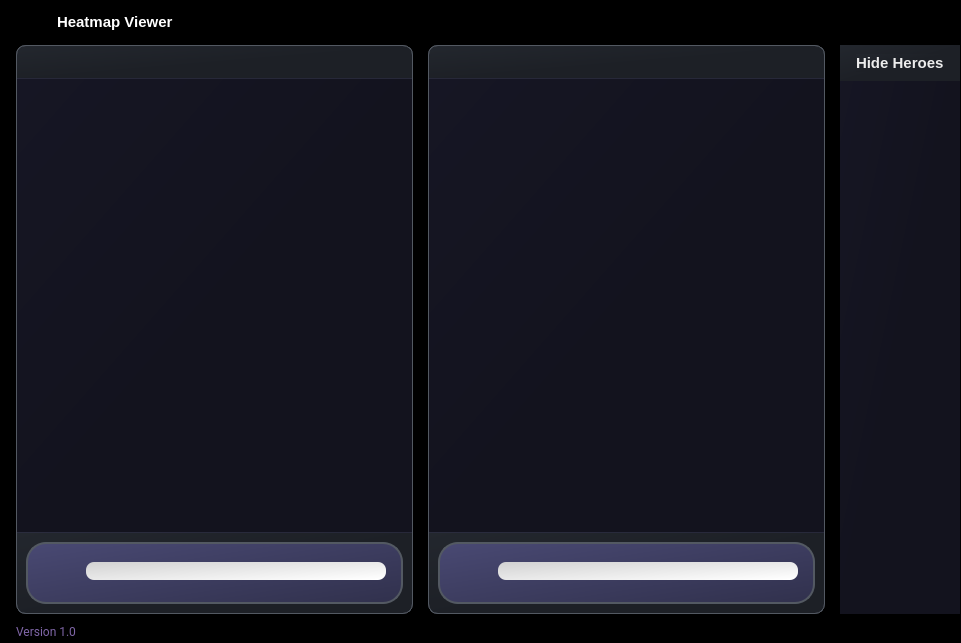
Before: the Qt Designer form ui/pages/hmap_viewer.ui in elian-olbz/mlbb-drafting-and-simulation-tools, drawn with Qt 5.
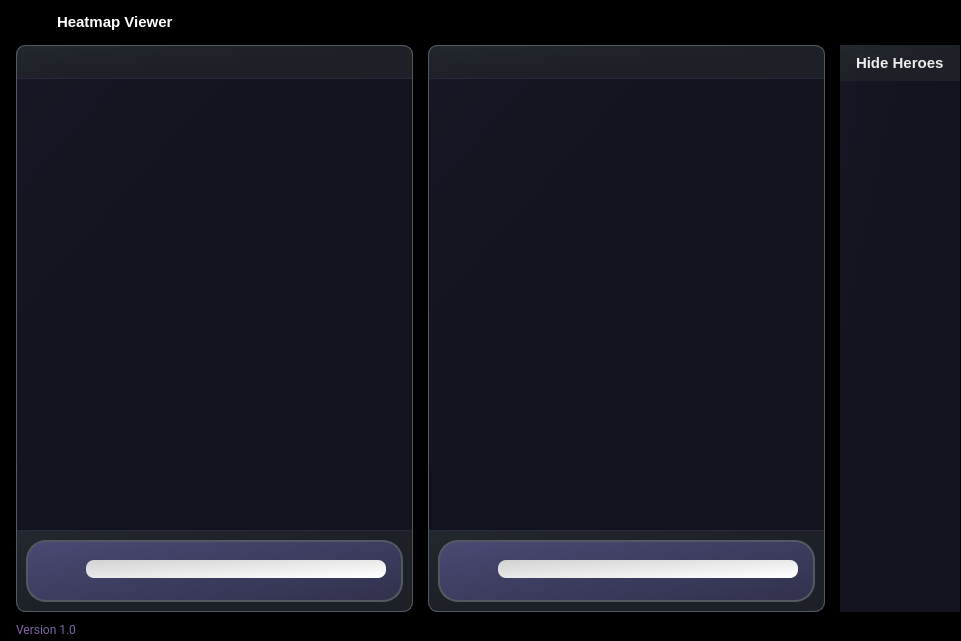
After: the same form once the commit is applied. Icons and pictures are not drawn.

The edit to the form file:
```diff
--- a/ui/pages/hmap_viewer.ui
+++ b/ui/pages/hmap_viewer.ui
@@ -7,7 +7,7 @@
     <x>0</x>
     <y>0</y>
     <width>961</width>
-    <height>643</height>
+    <height>641</height>
    </rect>
   </property>
   <property name="windowTitle">
```
Left out of the diff: 2 changed lines with no effect on the pictures.
